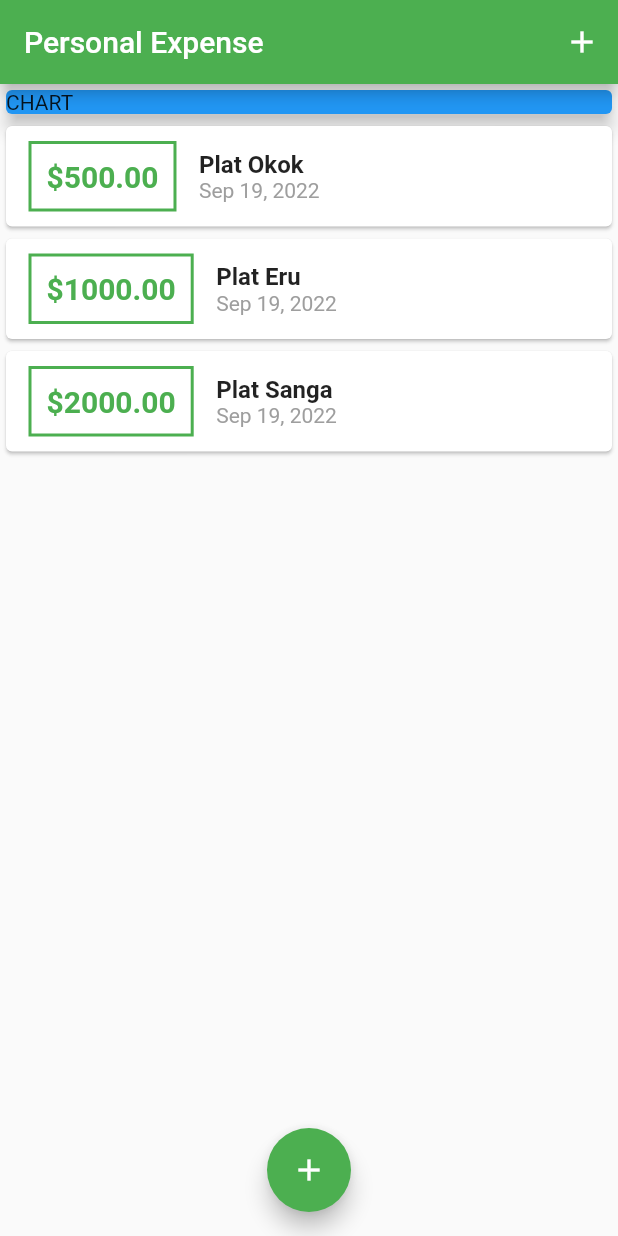
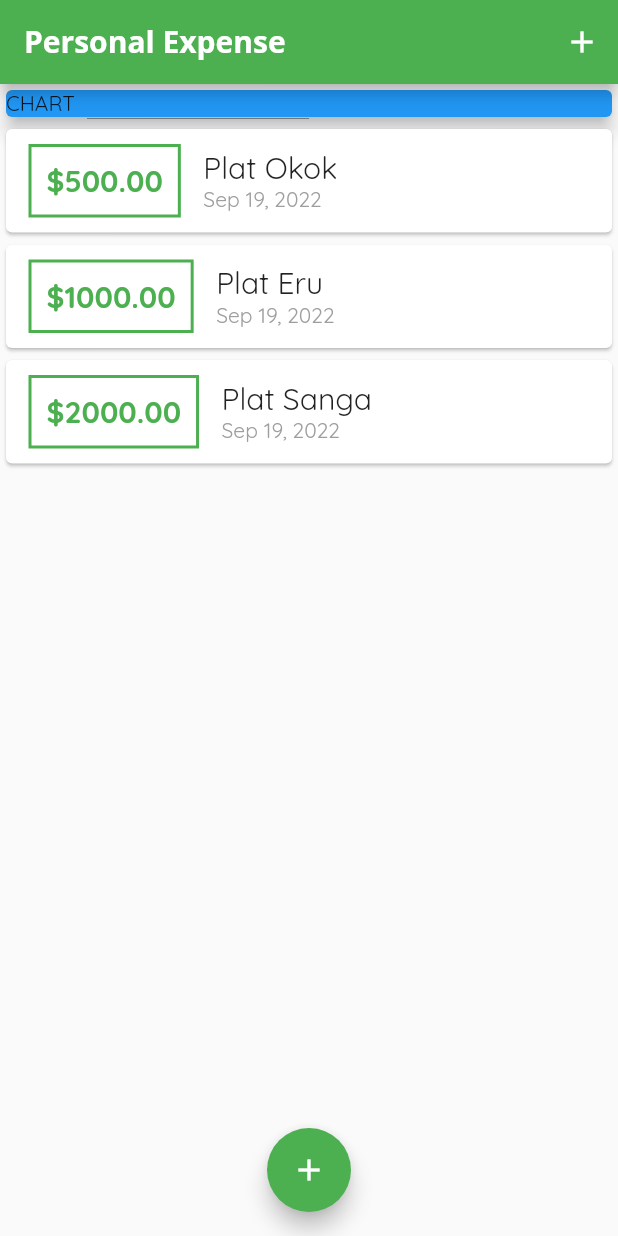
Before and after one commit to darkcode932/expense_app, a Flutter app: the screen it shows after launch, on a phone screen of 412 x 824 dp. Run offline on Flutter 3.47's test engine with Material 2 defaults, Android fonts, the phone set to English and light mode, and no system bars.

Commit message:
change textstyle and font

```diff
--- a/lib/main.dart
+++ b/lib/main.dart
@@ -19,6 +19,14 @@ class MyApp extends StatelessWidget {
       title: 'Personal Expense',
       theme: ThemeData(
         primarySwatch: Colors.green,
+        fontFamily: 'Quicksand',
+        appBarTheme: AppBarTheme(
+            textTheme: ThemeData.light().textTheme.copyWith(
+                  titleLarge: TextStyle(
+                    fontFamily: 'OpenSans',
+                    fontSize: 20,
+                  ),
+                )),
       ),
       home: MyHomePage(),
     );
@@ -68,7 +76,13 @@ class _MyHomePageState extends State<MyHomePage> {
   Widget build(BuildContext context) {
     return Scaffold(
       appBar: AppBar(
-        title: Text('Personal Expense'),
+        title: Text(
+          'Personal Expense',
+          style: TextStyle(
+            fontFamily: 'OpenSans',
+            fontWeight: FontWeight.bold,
+          ),
+        ),
         actions: <Widget>[
           IconButton(
               onPressed: () => _startAddNewTransaction(context),
--- a/lib/widgets/transaction_list.dart
+++ b/lib/widgets/transaction_list.dart
@@ -38,8 +38,7 @@ class TransactionList extends StatelessWidget {
                     children: <Widget>[
                       Text(
                         transactions[index].title,
-                        style: TextStyle(
-                            fontWeight: FontWeight.bold, fontSize: 16),
+                        style: Theme.of(context).textTheme.titleLarge,
                       ),
                       Text(
                         DateFormat.yMMMd().format(transactions[index].date),
```
Also changed, not shown: pubspec.yaml (+11 -6 lines), assets/fonts/OpenSans-Bold.ttf (added), assets/fonts/OpenSans-Regular.ttf (added), assets/fonts/Quicksand-Bold.ttf (added), assets/fonts/Quicksand-Light.ttf (added), assets/fonts/Quicksand-Medium.ttf (added), assets/fonts/Quicksand-Regular.ttf (added).
